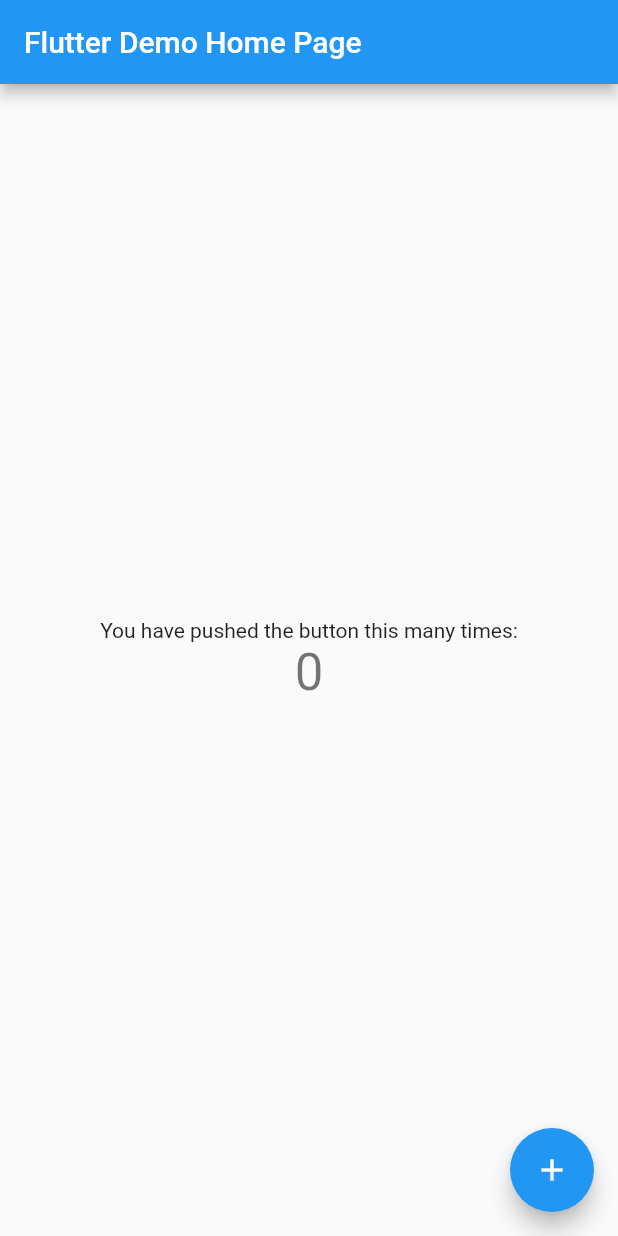
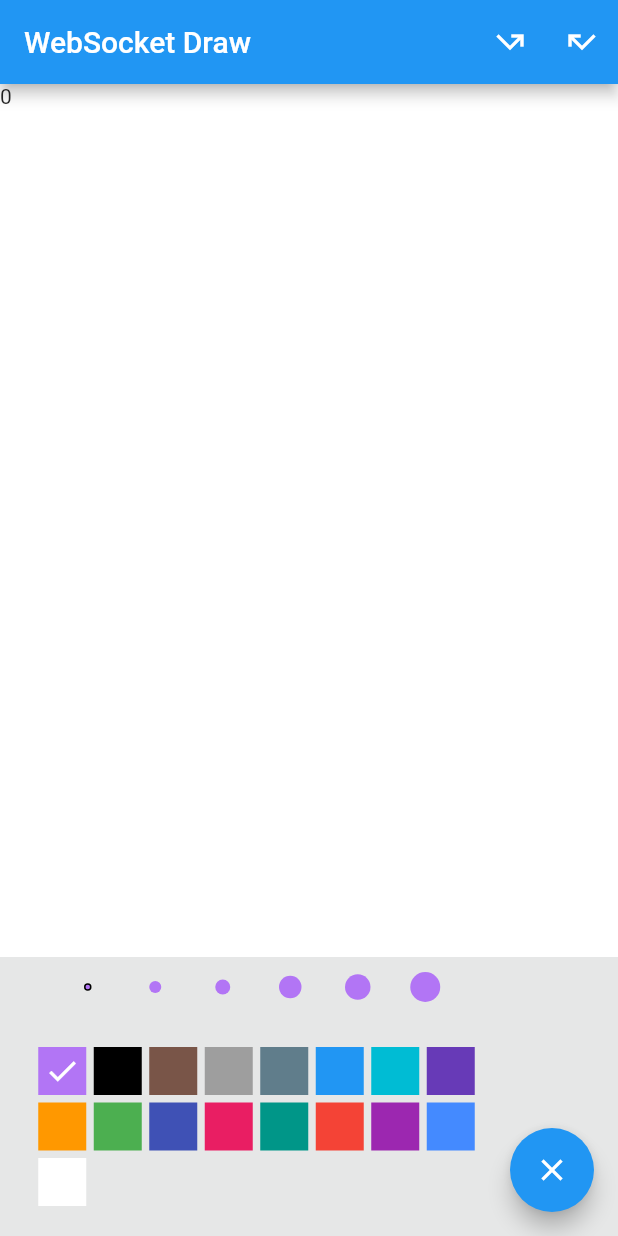
Before and after one commit to pengzhenkun/flutter_graffiti, a Flutter app: the screen it shows after launch, on a phone screen of 412 x 824 dp. Run offline on Flutter 3.47's test engine with Material 2 defaults, Android fonts, the light colour scheme and no system bars; network calls fail.

Commit message:
核心文件

```diff
--- /dev/null
+++ b/lib/drawguess/draw_entity.dart
@@ -0,0 +1,10 @@
+import 'package:flutter/widgets.dart';
+
+//基础实体（ pengzhenkun - 2020.04.30 ）
+class DrawEntity {
+  Offset offset;
+  String color;
+  double strokeWidth;
+
+  DrawEntity(this.offset, {this.color = "default", this.strokeWidth = 5.0});
+}
--- /dev/null
+++ b/lib/drawguess/draw_page.dart
@@ -0,0 +1,169 @@
+import 'package:flutter/material.dart';
+import 'package:flutter/widgets.dart';
+import 'package:flutter_draw/drawguess/draw_provider.dart';
+import 'package:flutter_draw/drawguess/widget/signature_painter.dart';
+import 'package:provider/provider.dart';
+
+//绘制布局页面 （ pengzhenkun - 2020.04.30 ）
+class DrawPage extends StatefulWidget {
+  @override
+  _DrawPageState createState() => _DrawPageState();
+}
+
+class _DrawPageState extends State<DrawPage> {
+  DrawProvider _provider = DrawProvider();
+
+  @override
+  void initState() {
+    super.initState();
+    _provider.connect();
+  }
+
+  @override
+  Widget build(BuildContext context) {
+    return Scaffold(
+        appBar: AppBar(
+          title: Text("WebSocket Draw"),
+          actions: <Widget>[
+            IconButton(
+              icon: Icon(Icons.call_missed_outgoing),
+              onPressed: () {
+                //撤销一步
+                _provider.undoDate();
+              },
+            ),
+            IconButton(
+              icon: Icon(Icons.call_missed),
+              onPressed: () {
+                //反撤销
+                _provider.reverseUndoDate();
+              },
+            ),
+          ],
+        ),
+        body: ChangeNotifierProvider.value(
+          value: _provider,
+          child: Consumer<DrawProvider>(
+            builder: (context, drawProvider, _) {
+              return Container(
+                color: Color(0x18262B33),
+                child: Column(
+                  children: <Widget>[
+                    Expanded(
+                      child: Stack(
+                        children: [
+                          Container(
+                            color: Colors.white,
+                          ),
+                          Text(drawProvider.points.length.toString()),
+                          GestureDetector(
+                            //手势探测器，一个特殊的widget，想要给一个widge添加手势，直接用这货包裹起来
+                            onPanUpdate: (DragUpdateDetails details) {
+                              //按下
+                              RenderBox referenceBox =
+                                  context.findRenderObject();
+                              Offset localPosition = referenceBox
+                                  .globalToLocal(details.globalPosition);
+                              drawProvider.sendDraw(localPosition);
+                            },
+                            onPanEnd: (DragEndDetails details) {
+                              drawProvider.sendDrawNull();
+                            }, //抬起来
+                          ),
+                          CustomPaint(
+                              painter:
+                                  SignaturePainter(drawProvider.pointsList)),
+                        ],
+                      ),
+                    ),
+                    Padding(
+                      padding: EdgeInsets.only(left: 10, right: 80, bottom: 20),
+                      child: Wrap(
+                        spacing: 5,
+                        runSpacing: 5,
+                        crossAxisAlignment: WrapCrossAlignment.center,
+                        children: <Widget>[
+                          buildInkWell(drawProvider, 5),
+                          buildInkWell(drawProvider, 8),
+                          buildInkWell(drawProvider, 10),
+                          buildInkWell(drawProvider, 15),
+                          buildInkWell(drawProvider, 17),
+                          buildInkWell(drawProvider, 20),
+                        ],
+                      ),
+                    ),
+                    Padding(
+                      padding: EdgeInsets.only(left: 10, right: 80, bottom: 20),
+                      child: Wrap(
+                        spacing: 5,
+                        runSpacing: 5,
+                        children: pintColor.keys.map((key) {
+                          Color value = pintColor[key];
+                          return InkWell(
+                            onTap: () {
+//                          setColor(context, key);
+                              drawProvider.pentColor = key;
+                              drawProvider.notifyListeners();
+                            },
+                            child: Container(
+                              width: 32,
+                              height: 32,
+                              color: value,
+                              child: drawProvider.pentColor == key
+                                  ? Icon(
+                                      Icons.done,
+                                      color: Colors.white,
+                                    )
+                                  : null,
+                            ),
+                          );
+                        }).toList(),
+                      ),
+                    )
+                  ],
+                ),
+              );
+            },
+          ),
+        ),
+        floatingActionButton: FloatingActionButton(
+          onPressed: _provider.clear,
+          tooltip: '',
+          child: Icon(Icons.clear),
+        ));
+  }
+
+  InkWell buildInkWell(DrawProvider drawProvider, double size) {
+    return InkWell(
+      onTap: () {
+        drawProvider.pentSize = size;
+        drawProvider.notifyListeners();
+      },
+      child: Container(
+        width: 40,
+        height: 40,
+        child: Center(
+          child: Container(
+            decoration: new BoxDecoration(
+              color: pintColor[drawProvider.pentColor],
+              //设置四周圆角 角度
+              borderRadius: BorderRadius.all(Radius.circular(size / 2)),
+              //设置四周边框
+              border: drawProvider.pentSize == size
+                  ? Border.all(width: 1, color: Colors.black)
+                  : null,
+            ),
+            width: size,
+            height: size,
+          ),
+        ),
+      ),
+    );
+  }
+
+  @override
+  void dispose() {
+    _provider.dispose();
+    super.dispose();
+  }
+}
--- /dev/null
+++ b/lib/drawguess/draw_provider.dart
@@ -0,0 +1,193 @@
+import 'dart:convert';
+
+import 'package:flutter/material.dart';
+import 'package:flutter/widgets.dart';
+import 'package:flutter_draw/drawguess/draw_entity.dart';
+import 'package:web_socket_channel/web_socket_channel.dart';
+import 'package:web_socket_channel/io.dart';
+
+//画板颜色
+Map<String, Color> pintColor = {
+  'default': Color(0xFFB275F5),
+  'black': Colors.black,
+  'brown': Colors.brown,
+  'gray': Colors.grey,
+  'blueGrey': Colors.blueGrey,
+  'blue': Colors.blue,
+  'cyan': Colors.cyan,
+  'deepPurple': Colors.deepPurple,
+  'orange': Colors.orange,
+  'green': Colors.green,
+  'indigo': Colors.indigo,
+  'pink': Colors.pink,
+  'teal': Colors.teal,
+  'red': Colors.red,
+//  'yellow': Colors.yellow,
+  'purple': Colors.purple,
+  'blueAccent': Colors.blueAccent,
+  'white': Colors.white,
+};
+
+//数据管理 WebSocket，基础数据，通讯，连接维护等（ pengzhenkun - 2020.04.30 ）
+class DrawProvider with ChangeNotifier {
+  final String _URL = 'ws://10.10.3.55:8080/mini';
+//  final String _URL = 'ws://localhost:8080/mini';
+
+  List<List<DrawEntity>> undoPoints = List<List<DrawEntity>>(); // 撤销的数据
+  List<List<DrawEntity>> points = List<List<DrawEntity>>(); // 存储要画的数据
+  List<DrawEntity> pointsList = List<DrawEntity>(); //预处理的数据，避免绘制时处理卡顿
+  String pentColor = "default"; //默认颜色
+  double pentSize = 5; //默认字体大小
+
+  //Socket 连接
+  WebSocketChannel _channel;
+
+  //开始连接
+  connect() {
+    _socketConnect();
+  }
+
+  _socketConnect() {
+    _channel = IOWebSocketChannel.connect(_URL);
+    _channel.stream.listen(
+      (message) {
+        //监听到的消息
+        print("收到消息：$message");
+        message = jsonDecode(message);
+        if (message["type"] == "sendDraw") {
+          //正在连续绘制
+          if (points.length == 0) {
+            points.add(List<DrawEntity>());
+            points.add(List<DrawEntity>());
+          }
+          pentColor = message["pentColor"];
+          pentSize = message["pentSize"];
+          //添加绘制
+          //添加绘制
+          points[points.length - 2].add(DrawEntity(
+              Offset(message["dx"], message["dy"]),
+              color: pentColor,
+              strokeWidth: pentSize));
+          //通知更新
+          setState();
+        } else if (message["type"] == "sendDrawNull") {
+          //手抬起，添加占位
+          //添加绘制标识
+          points.add(List<DrawEntity>());
+          //通知更新
+          setState();
+        } else if (message["type"] == "clear") {
+          //清空画板
+          points.clear();
+          //通知更新
+          setState();
+        } else if (message["type"] == "sendDrawUndo") {
+          //撤销，缓存到撤销容器
+          undoPoints.add(points[points.length - 3]); //添加到撤销的数据里
+          points.removeAt(points.length - 3); //移除数据
+          //通知更新
+          setState();
+        } else if (message["type"] == "reverseUndoDate") {
+          //反撤销数据
+          List<DrawEntity> ss = undoPoints.removeLast();
+          points.insert(points.length - 2, ss);
+          //通知更新
+          setState();
+        }
+      },
+      onDone: () {
+        print("连接断开 onDone");
+        //尝试重新连接
+        _socketConnect();
+      },
+      onError: (err) {
+        print("连接异常 onError：");
+        print(err);
+      },
+      cancelOnError: true,
+    );
+  }
+
+  //清除数据
+  clear() {
+    //清除数据
+    points.clear();
+    //通知更新
+    setState();
+    _channel.sink
+        .add(jsonEncode({'uuid': 'xxxx', 'type': 'clear', 'msg': 'clear'}));
+  }
+
+  //绘制数据
+  sendDraw(Offset localPosition) {
+    if (points.length == 0) {
+      points.add(List<DrawEntity>());
+      points.add(List<DrawEntity>());
+    }
+    //添加绘制
+    points[points.length - 2].add(
+        DrawEntity(localPosition, color: pentColor, strokeWidth: pentSize));
+//    points.add(localPosition);
+    //通知更新
+    setState();
+
+    //发送绘制消息给服务端
+    _channel.sink.add(jsonEncode({
+      'uuid': 'xxxx',
+      'type': 'sendDraw',
+      'pentColor': pentColor,
+      'pentSize': pentSize,
+      "dx": localPosition.dx,
+      "dy": localPosition.dy
+    }));
+  }
+
+  //绘制Null数据隔断标识
+  sendDrawNull() {
+    //添加绘制标识
+    points.add(List<DrawEntity>());
+    //通知更新
+    setState();
+    //发送绘制消息给服务端
+    _channel.sink.add(jsonEncode({'uuid': 'xxxx', 'type': 'sendDrawNull'}));
+  }
+
+  //撤销一条数据
+  undoDate() {
+    //撤销，缓存到撤销容器
+    undoPoints.add(points[points.length - 3]); //添加到撤销的数据里
+    points.removeAt(points.length - 3); //移除数据
+    setState();
+    //发送绘制消息给服务端
+    _channel.sink.add(jsonEncode({'uuid': 'xxxx', 'type': 'sendDrawUndo'}));
+  }
+
+  //反撤销一条数据
+  reverseUndoDate() {
+    List<DrawEntity> ss = undoPoints.removeLast();
+    points.insert(points.length - 2, ss);
+
+    setState();
+    //发送绘制消息给服务端
+    _channel.sink.add(jsonEncode({'uuid': 'xxxx', 'type': 'reverseUndoDate'}));
+  }
+
+  @override
+  void dispose() {
+    _channel.sink?.close();
+    super.dispose();
+  }
+
+  _update() {
+    pointsList = List<DrawEntity>();
+    for (int i = 0; i < points.length - 1; i++) {
+      pointsList.addAll(points[i]);
+      pointsList.add(null);
+    }
+  }
+
+  setState() {
+    _update();
+    notifyListeners();
+  }
+}
--- /dev/null
+++ b/lib/drawguess/widget/signature_painter.dart
@@ -0,0 +1,42 @@
+import 'package:flutter/material.dart';
+import 'package:flutter_draw/drawguess/draw_entity.dart';
+
+import '../draw_provider.dart';
+
+//自定义 Canvas 画板（ pengzhenkun - 2020.04.30 ）
+class SignaturePainter extends CustomPainter {
+  List<DrawEntity> pointsList;
+  Paint pt;
+
+  SignaturePainter(this.pointsList) {
+    pt = Paint() //设置笔的属性
+      ..color = pintColor["default"]
+      ..strokeCap = StrokeCap.round
+      ..isAntiAlias = true
+      ..strokeWidth = 3.0
+      ..style = PaintingStyle.stroke
+      ..strokeJoin = StrokeJoin.bevel;
+  }
+
+  void paint(Canvas canvas, Size size) {
+    for (int i = 0; i < pointsList.length - 1; i++) {
+      //画线
+      if (pointsList[i] != null && pointsList[i + 1] != null) {
+        pt
+          ..color = pintColor[pointsList[i].color]
+          ..strokeWidth = pointsList[i].strokeWidth;
+
+        canvas.drawLine(pointsList[i].offset, pointsList[i + 1].offset, pt);
+      }
+    }
+  }
+
+//是否重绘
+  bool shouldRepaint(SignaturePainter other) => other.pointsList != pointsList;
+}
+
+//drawLine(Offset p1, Offset p2, Paint paint) → void
+//canvas.drawOval(
+//Rect.fromCircle(center: points[i], radius: 20.0), paint);
+//canvas.drawOval(rect, paint)
+//canvas.drawCircle(points[i], 10.0, paint);
--- a/lib/main.dart
+++ b/lib/main.dart
@@ -1,4 +1,5 @@
 import 'package:flutter/material.dart';
+import 'package:flutter_draw/drawguess/draw_page.dart';
 
 void main() {
   runApp(MyApp());
@@ -9,109 +10,7 @@
   @override
   Widget build(BuildContext context) {
     return MaterialApp(
-      title: 'Flutter Demo',
-      theme: ThemeData(
-        // This is the theme of your application.
-        //
-        // Try running your application with "flutter run". You'll see the
-        // application has a blue toolbar. Then, without quitting the app, try
-        // changing the primarySwatch below to Colors.green and then invoke
-        // "hot reload" (press "r" in the console where you ran "flutter run",
-        // or simply save your changes to "hot reload" in a Flutter IDE).
-        // Notice that the counter didn't reset back to zero; the application
-        // is not restarted.
-        primarySwatch: Colors.blue,
-        // This makes the visual density adapt to the platform that you run
-        // the app on. For desktop platforms, the controls will be smaller and
-        // closer together (more dense) than on mobile platforms.
-        visualDensity: VisualDensity.adaptivePlatformDensity,
-      ),
-      home: MyHomePage(title: 'Flutter Demo Home Page'),
+      home: DrawPage(),
     );
   }
 }
-
-class MyHomePage extends StatefulWidget {
-  MyHomePage({Key key, this.title}) : super(key: key);
-
-  // This widget is the home page of your application. It is stateful, meaning
-  // that it has a State object (defined below) that contains fields that affect
-  // how it looks.
-
-  // This class is the configuration for the state. It holds the values (in this
-  // case the title) provided by the parent (in this case the App widget) and
-  // used by the build method of the State. Fields in a Widget subclass are
-  // always marked "final".
-
-  final String title;
-
-  @override
-  _MyHomePageState createState() => _MyHomePageState();
-}
-
-class _MyHomePageState extends State<MyHomePage> {
-  int _counter = 0;
-
-  void _incrementCounter() {
-    setState(() {
-      // This call to setState tells the Flutter framework that something has
-      // changed in this State, which causes it to rerun the build method below
-      // so that the display can reflect the updated values. If we changed
-      // _counter without calling setState(), then the build method would not be
-      // called again, and so nothing would appear to happen.
-      _counter++;
-    });
-  }
-
-  @override
-  Widget build(BuildContext context) {
-    // This method is rerun every time setState is called, for instance as done
-    // by the _incrementCounter method above.
-    //
-    // The Flutter framework has been optimized to make rerunning build methods
-    // fast, so that you can just rebuild anything that needs updating rather
-    // than having to individually change instances of widgets.
-    return Scaffold(
-      appBar: AppBar(
-        // Here we take the value from the MyHomePage object that was created by
-        // the App.build method, and use it to set our appbar title.
-        title: Text(widget.title),
-      ),
-      body: Center(
-        // Center is a layout widget. It takes a single child and positions it
-        // in the middle of the parent.
-        child: Column(
-          // Column is also a layout widget. It takes a list of children and
-          // arranges them vertically. By default, it sizes itself to fit its
-          // children horizontally, and tries to be as tall as its parent.
-          //
-          // Invoke "debug painting" (press "p" in the console, choose the
-          // "Toggle Debug Paint" action from the Flutter Inspector in Android
-          // Studio, or the "Toggle Debug Paint" command in Visual Studio Code)
-          // to see the wireframe for each widget.
-          //
-          // Column has various properties to control how it sizes itself and
-          // how it positions its children. Here we use mainAxisAlignment to
-          // center the children vertically; the main axis here is the vertical
-          // axis because Columns are vertical (the cross axis would be
-          // horizontal).
-          mainAxisAlignment: MainAxisAlignment.center,
-          children: <Widget>[
-            Text(
-              'You have pushed the button this many times:',
-            ),
-            Text(
-              '$_counter',
-              style: Theme.of(context).textTheme.headline4,
-            ),
-          ],
-        ),
-      ),
-      floatingActionButton: FloatingActionButton(
-        onPressed: _incrementCounter,
-        tooltip: 'Increment',
-        child: Icon(Icons.add),
-      ), // This trailing comma makes auto-formatting nicer for build methods.
-    );
-  }
-}
--- a/pubspec.yaml
+++ b/pubspec.yaml
@@ -28,6 +28,8 @@
   # The following adds the Cupertino Icons font to your application.
   # Use with the CupertinoIcons class for iOS style icons.
   cupertino_icons: ^0.1.3
+  provider: ^4.0.1
+  web_socket_channel: ^1.1.0
 
 dev_dependencies:
   flutter_test:
```
Also changed, not shown: pubspec.lock.
